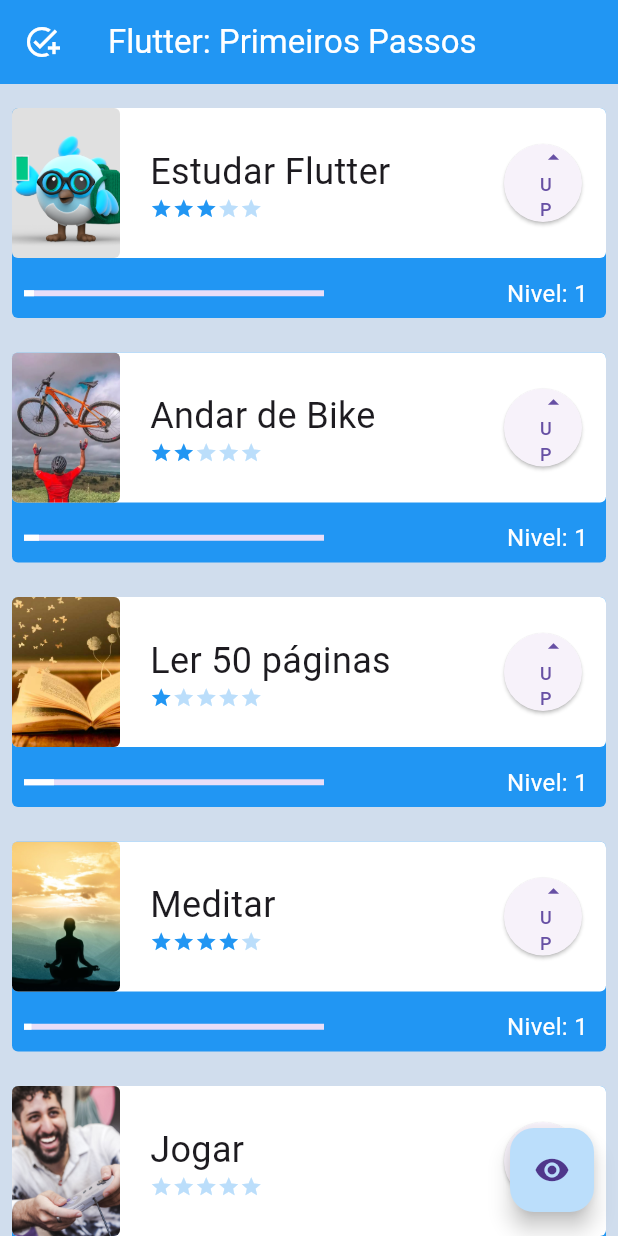
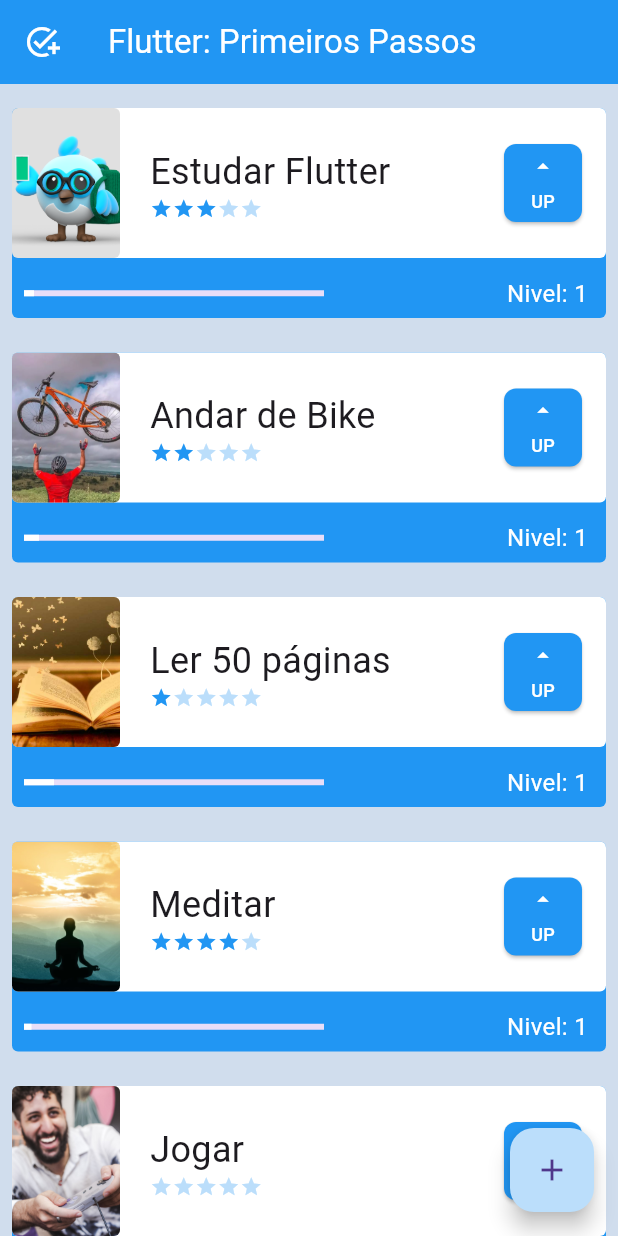
Before and after one commit to viny1290/Meu_Primeiro_App, a Flutter app: the InitialScreen screen opened directly, on a phone screen of 412 x 824 dp. Run offline on Flutter 3.47's test engine with Material 3 defaults, Android fonts, the phone set to English and light mode, and no system bars; network calls fail.

Commit message:
trocando de pagina

```diff
--- a/Alura/Flutter/MeuPrimeiroApp/lib/components/tasks.dart
+++ b/Alura/Flutter/MeuPrimeiroApp/lib/components/tasks.dart
@@ -87,15 +87,22 @@ class _TasksState extends State<Tasks> {
                           height: 52,
                           width: 52,
                           child: ElevatedButton(
+                            style: ElevatedButton.styleFrom(
+                              backgroundColor: Colors.blue,
+                              padding: EdgeInsets.zero,
+                              shape: RoundedRectangleBorder(
+                                borderRadius: BorderRadius.circular(8),
+                              )
+                            ),
                             onPressed: levelUp,
                             child: Column(
                               mainAxisAlignment: MainAxisAlignment.spaceEvenly,
-                              crossAxisAlignment: CrossAxisAlignment.end,
+                              crossAxisAlignment: CrossAxisAlignment.center,
                               children: const [
-                                Icon(Icons.arrow_drop_up),
+                                Icon(Icons.arrow_drop_up, color: Colors.white,),
                                 Text(
                                   'UP',
-                                  style: TextStyle(fontSize: 12),
+                                  style: TextStyle(fontSize: 12, color: Colors.white),
                                 ),
                               ],
                             ),
--- a/Alura/Flutter/MeuPrimeiroApp/lib/main.dart
+++ b/Alura/Flutter/MeuPrimeiroApp/lib/main.dart
@@ -1,6 +1,6 @@
 import 'package:flutter/material.dart';
 import 'package:meu_primeiro_app/screens/form_screen.dart';
-import 'package:meu_primeiro_app/screens/tela_inicial.dart';
+import 'package:meu_primeiro_app/screens/initial_screen.dart';
 
 void main() {
   runApp(const MyApp());
@@ -23,7 +23,7 @@ class _MyAppState extends State<MyApp> {
       theme: ThemeData(
         primarySwatch: Colors.blue,
       ),
-      home: FormScreen(),
+      home: InitialScreen(),
     );
   }
 }
--- a/Alura/Flutter/MeuPrimeiroApp/lib/screens/form_screen.dart
+++ b/Alura/Flutter/MeuPrimeiroApp/lib/screens/form_screen.dart
@@ -180,6 +180,8 @@ class _FormScreenState extends State<FormScreen> {
                             content: Text('Tarefa adicionada com sucesso!'),
                           ),
                         );
+
+                        Navigator.pop(context);
                       }
                     },
                     child: Text('Adicionar'),
--- /dev/null
+++ b/Alura/Flutter/MeuPrimeiroApp/lib/screens/initial_screen.dart
@@ -0,0 +1,52 @@
+import 'package:flutter/material.dart';
+import 'package:meu_primeiro_app/screens/form_screen.dart';
+import '../components/tasks.dart';
+
+class InitialScreen extends StatefulWidget {
+  const InitialScreen({Key? key}) : super(key: key);
+
+  @override
+  State<InitialScreen> createState() => _InitialScreenState();
+}
+
+class _InitialScreenState extends State<InitialScreen> {
+  @override
+  Widget build(BuildContext context) {
+    return Scaffold(
+      appBar: AppBar(
+        title: const Text(
+            'Flutter: Primeiros Passos',
+            style: TextStyle(color: Colors.white),
+        ),
+        leading: Icon(
+            Icons.add_task,
+            color: Colors.white,
+        ),
+        backgroundColor: Colors.blue,
+      ),
+      body: Container(
+        color: Color.fromARGB(255, 208, 221, 237),
+        child: ListView(
+          children: const [
+            Padding(
+              padding: EdgeInsets.only(top: 8),
+              child: Tasks('Estudar Flutter', 'assets/images/flutter.png', 3),
+            ),
+            Tasks('Andar de Bike', 'assets/images/bike.webp', 2),
+            Tasks('Ler 50 páginas', 'assets/images/ler.jpg', 1),
+            Tasks('Meditar', 'assets/images/meditar.jpeg', 4),
+            Tasks('Jogar','assets/images/jogar.jpg',0,),
+            SizedBox(height: 100,),
+          ],
+        ),
+      ),
+      floatingActionButton: FloatingActionButton(
+        onPressed: () {
+          Navigator.push(context, MaterialPageRoute(builder: (context) => FormScreen()));
+        },
+        backgroundColor: Colors.blue[100],
+        child: const Icon(Icons.add),
+      ),
+    );
+  }
+}
--- a/Alura/Flutter/MeuPrimeiroApp/lib/screens/tela_inicial.dart
+++ /dev/null
@@ -1,65 +0,0 @@
-import 'package:flutter/material.dart';
-import '../components/tasks.dart';
-
-class InitialScreen extends StatefulWidget {
-  const InitialScreen({Key? key}) : super(key: key);
-
-  @override
-  State<InitialScreen> createState() => _InitialScreenState();
-}
-
-class _InitialScreenState extends State<InitialScreen> {
-  @override
-  bool opacidade = true;
-
-  Widget build(BuildContext context) {
-    return Scaffold(
-      appBar: AppBar(
-        title: const Text(
-            'Flutter: Primeiros Passos',
-            style: TextStyle(color: Colors.white),
-        ),
-        leading: Icon(
-            Icons.add_task,
-            color: Colors.white,
-        ),
-        backgroundColor: Colors.blue,
-      ),
-      body: AnimatedOpacity(
-        opacity: opacidade ? 1.0 : 0.0,
-        duration: const Duration(milliseconds: 500),
-        child: Container(
-          color: Color.fromARGB(255, 208, 221, 237),
-          child: ListView(
-            children: const [
-              Padding(
-                padding: EdgeInsets.only(top: 8),
-                child: Tasks('Estudar Flutter', 'assets/images/flutter.png', 3),
-              ),
-              Tasks('Andar de Bike', 'assets/images/bike.webp', 2),
-              Tasks('Ler 50 páginas', 'assets/images/ler.jpg', 1),
-              Tasks('Meditar', 'assets/images/meditar.jpeg', 4),
-              Tasks(
-                'Jogar',
-                'assets/images/jogar.jpg',
-                0,
-              ),
-              SizedBox(
-                height: 100,
-              ),
-            ],
-          ),
-        ),
-      ),
-      floatingActionButton: FloatingActionButton(
-        onPressed: () {
-          setState(() {
-            opacidade = !opacidade;
-          });
-        },
-        backgroundColor: Colors.blue[100],
-        child: const Icon(Icons.remove_red_eye),
-      ),
-    );
-  }
-}
```
Also changed, not shown: 8 other files.
